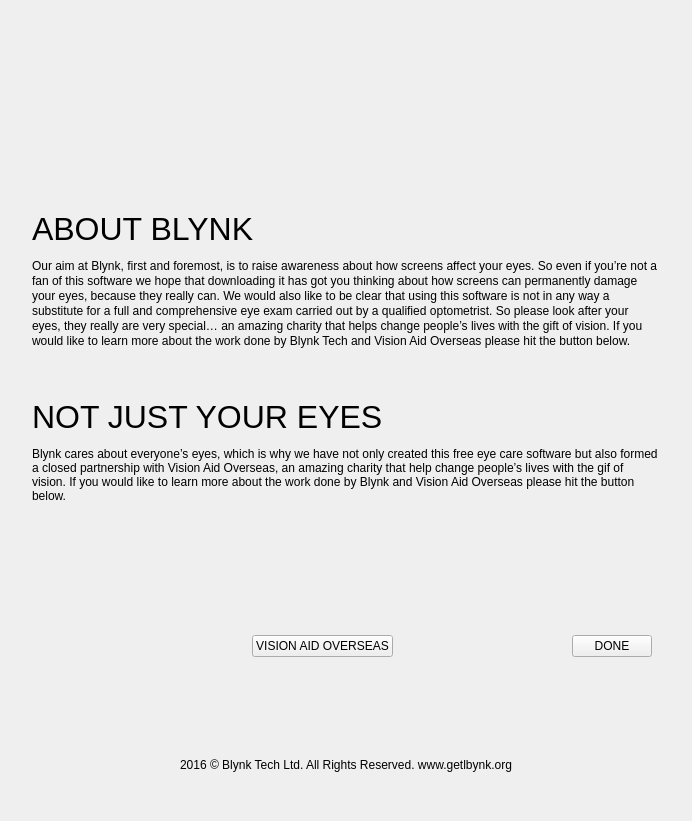
flegall2014/Blynk, file blynk/aboutwindow.ui: the form before one commit.
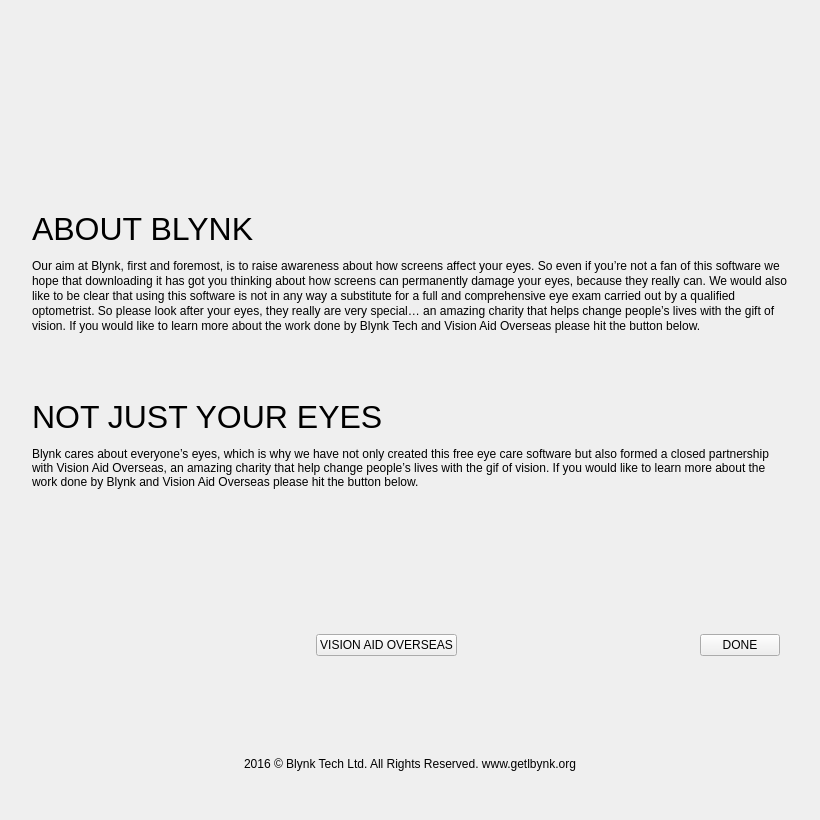
The form after the commit. Icons and pictures are not drawn. Custom widgets are drawn as their Qt base class.

Patch:
```diff
--- a/blynk/aboutwindow.ui
+++ b/blynk/aboutwindow.ui
@@ -6,20 +6,20 @@
    <rect>
     <x>0</x>
     <y>0</y>
-    <width>692</width>
-    <height>821</height>
+    <width>820</width>
+    <height>820</height>
    </rect>
   </property>
   <property name="minimumSize">
    <size>
-    <width>692</width>
-    <height>775</height>
+    <width>820</width>
+    <height>820</height>
    </size>
   </property>
   <property name="maximumSize">
    <size>
-    <width>768</width>
-    <height>821</height>
+    <width>820</width>
+    <height>820</height>
    </size>
   </property>
   <property name="windowTitle">
```
